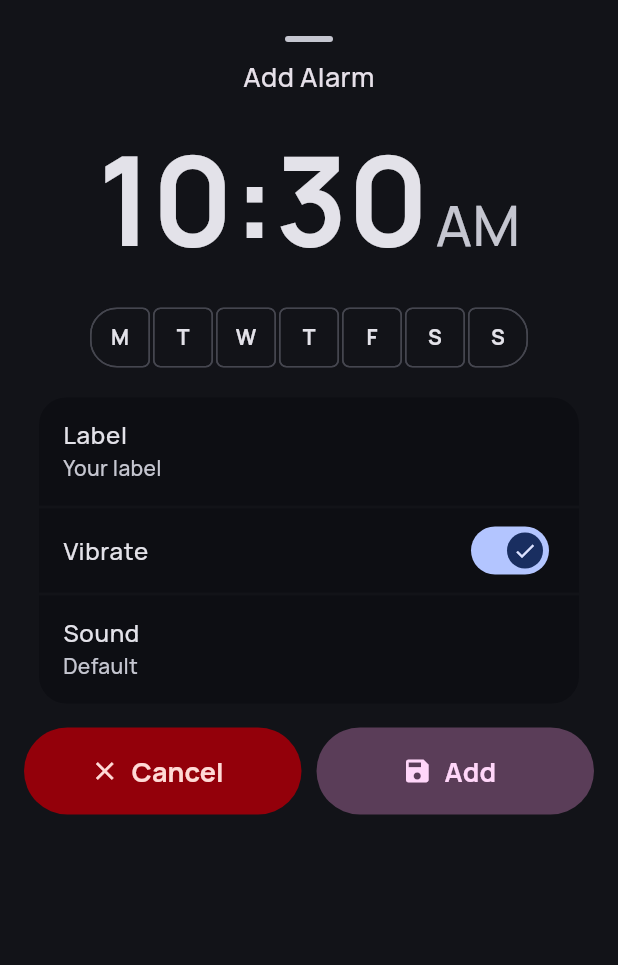
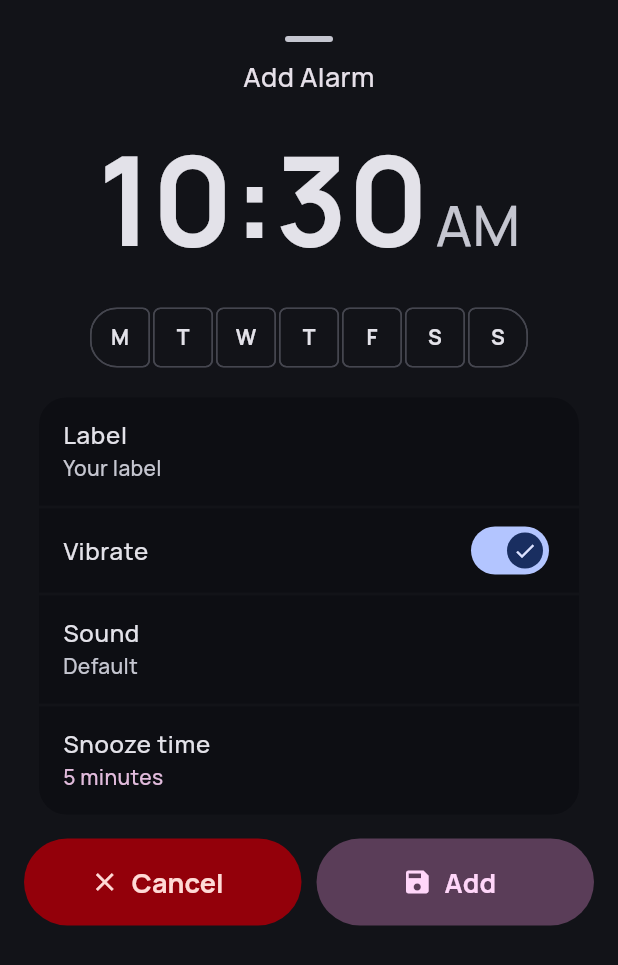
Before and after one commit to nesslianura/ClockMaster, a Flutter app: the AlarmEditContent widget shown alone on an empty page, opened directly, on a phone screen of 412 x 824 dp. Shown: the top 965 px of the screen. Run offline on Flutter 3.47's test engine with Material 3 defaults, Android fonts, the phone set to English and light mode, and no system bars; our stand-ins replace device_info_plus, dynamic_color, flutter_local_notifications, flutter_svg, hive, hive_flutter and 6 more; missing offline and left inert: flex_color_picker, flutter_foreground_task, flutter_ringtone_player, flutter_volume_controller; accounts and stored records are empty.

Commit message:
updated v1.2.0

```diff
--- a/lib/models/alarm_data_model.dart
+++ b/lib/models/alarm_data_model.dart
@@ -59,7 +59,7 @@ class Alarm {
     'repeatDays': repeatDays,
     'vibrate': vibrate,
     'sound': sound,
-    'snoozeMinutes': snoozeMinutes,
+    'worl': snoozeMinutes,
   };
 
   factory Alarm.fromMap(Map<String, dynamic> m) => Alarm(
--- a/lib/models/timer_model.dart
+++ b/lib/models/timer_model.dart
@@ -28,7 +28,7 @@ class TimerModel {
   factory TimerModel.fromMap(Map<String, dynamic> m) => TimerModel(
     id: m['id'],
     label: m['label'],
-    uiLabel: m['uilabel'],
+    uiLabel: m['uiLabel'],
     remainingSeconds: m['remainingSeconds'],
     initialSeconds: m['initialSeconds'],
     isRunning: m['isRunning'],
--- a/lib/screens/alarm_edit_screen.dart
+++ b/lib/screens/alarm_edit_screen.dart
@@ -25,6 +25,7 @@ class _AlarmEditContentState extends State<AlarmEditContent> {
   List<int> repeatDays = [];
   bool vibrate = true;
   String? sound;
+  int snoozeTime = 5;
 
   @override
   void initState() {
@@ -80,6 +81,7 @@ class _AlarmEditContentState extends State<AlarmEditContent> {
       //   minHeight: MediaQuery.of(context).size.height * 0.7,
       // ),
       // height: MediaQuery.of(context).size.height * 0.7,
+      child: SingleChildScrollView(
         child: Column(
           mainAxisSize: MainAxisSize.min,
           children: [
@@ -120,7 +122,11 @@ class _AlarmEditContentState extends State<AlarmEditContent> {
                 text: TextSpan(
                   children: [
                     TextSpan(
-                    text: _formatTimeWithoutAmPm(time, is24HourFormat, context),
+                      text: _formatTimeWithoutAmPm(
+                        time,
+                        is24HourFormat,
+                        context,
+                      ),
                       style: TextStyle(
                         fontSize: MediaQuery.of(context).size.width / 5,
                         fontFamily: "OpenSans",
@@ -198,8 +204,7 @@ class _AlarmEditContentState extends State<AlarmEditContent> {
             ),
 
             SizedBox(height: 20),
-          SingleChildScrollView(
-            child: SettingSection(
+            SettingSection(
               styleTile: true,
               tiles: [
                 SettingTextFieldTile(
@@ -225,8 +230,22 @@ class _AlarmEditContentState extends State<AlarmEditContent> {
                   description: Text(sound ?? 'Default'),
                   onTap: _pickSound,
                 ),
+                SettingSliderTile(
+                  title: Text("Snooze time"),
+                  dialogTitle: "Snooze",
+                  initialValue: snoozeTime!.round().toDouble(),
+                  min: 1,
+                  max: 30,
+                  divisions: 15,
+                  value: SettingTileValue("${snoozeTime.toString()} minutes"),
+                  label: (value) => "${value.round().toInt()}m",
+                  onSubmitted: (v) {
+                    setState(() {
+                      snoozeTime = v.round().toInt();
+                    });
+                  },
+                ),
               ],
-            ),
             ),
 
             SizedBox(height: 16),
@@ -252,7 +271,10 @@ class _AlarmEditContentState extends State<AlarmEditContent> {
                     ),
                     label: Text(
                       widget.alarm == null ? 'Cancel' : 'Delete',
-                    style: TextStyle(fontSize: 18, fontWeight: FontWeight.w600),
+                      style: TextStyle(
+                        fontSize: 18,
+                        fontWeight: FontWeight.w600,
+                      ),
                     ),
                     style: FilledButton.styleFrom(
                       minimumSize: Size(58, 58),
@@ -280,6 +302,7 @@ class _AlarmEditContentState extends State<AlarmEditContent> {
                         repeatDays: sortedDays,
                         vibrate: vibrate,
                         sound: sound,
+                        snoozeMinutes: snoozeTime,
                       );
 
                       DateTime alarmTime = getNextAlarmTime(time, sortedDays);
@@ -297,7 +320,8 @@ class _AlarmEditContentState extends State<AlarmEditContent> {
                           ? '$minutes minute${minutes > 1 ? 's' : ''}'
                           : '';
 
-                    String timeText = (hoursText.isEmpty && minutesText.isEmpty)
+                      String timeText =
+                          (hoursText.isEmpty && minutesText.isEmpty)
                           ? 'less than a minute'
                           : '$hoursText$minutesText';
 
@@ -312,7 +336,10 @@ class _AlarmEditContentState extends State<AlarmEditContent> {
                     icon: Icon(Icons.save, size: 20),
                     label: Text(
                       widget.alarm == null ? 'Add' : 'Save',
-                    style: TextStyle(fontSize: 18, fontWeight: FontWeight.w600),
+                      style: TextStyle(
+                        fontSize: 18,
+                        fontWeight: FontWeight.w600,
+                      ),
                     ),
                     style: FilledButton.styleFrom(
                       minimumSize: Size(58, 58),
@@ -325,6 +352,7 @@ class _AlarmEditContentState extends State<AlarmEditContent> {
             ),
             SizedBox(height: MediaQuery.of(context).padding.bottom),
           ],
+        ),
       ),
     );
   }
--- a/lib/screens/timer_screen.dart
+++ b/lib/screens/timer_screen.dart
@@ -1001,11 +1001,15 @@ class TimerScreenState extends State<TimerScreen> with WidgetsBindingObserver {
                                       transitionDuration: Duration(
                                         milliseconds: 500,
                                       ),
+                                      openElevation: 0,
+                                      openShape: RoundedRectangleBorder(
+                                        borderRadius: BorderRadius.circular(50),
+                                      ),
                                       transitionType:
                                           ContainerTransitionType.fadeThrough,
                                       openColor: colorTheme.surface,
                                       closedShape: RoundedRectangleBorder(
-                                        // borderRadius: BorderRadius.circular(18),
+                                        borderRadius: BorderRadius.circular(18),
                                       ),
                                       closedBuilder: (context, openContainer) {
                                         return Container(
--- a/lib/services/alarm_service.dart
+++ b/lib/services/alarm_service.dart
@@ -58,6 +58,7 @@ class AlarmService {
         'hour': alarm.hour,
         'minute': alarm.minute,
         'repeatDays': sortedDays,
+        'snoozeMinutes': alarm.snoozeMinutes,
       });
     } on PlatformException {}
   }
--- a/pubspec.yaml
+++ b/pubspec.yaml
@@ -16,7 +16,7 @@ publish_to: "none" # Remove this line if you wish to publish to pub.dev
 # https://developer.apple.com/library/archive/documentation/General/Reference/InfoPlistKeyReference/Articles/CoreFoundationKeys.html
 # In Windows, build-name is used as the major, minor, and patch parts
 # of the product and file versions while build-number is used as the build suffix.
-version: 1.1.2+6
+version: 1.2.0+7
 
 environment:
   sdk: ^3.8.1
```
Also changed, not shown: lib/screens/home.dart (+7 -0 lines), 8 other files. Lines whose indentation alone changed are shown as unchanged.
